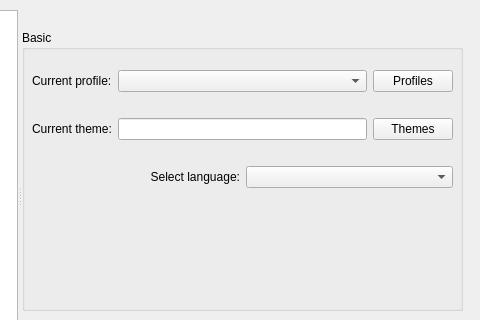
Old version of the form ui/options.ui in the repository gitter-badger/simplechatclient; both pictures show x 172 to 652 and y 0 to 320 of the 652 by 422 pixel window.
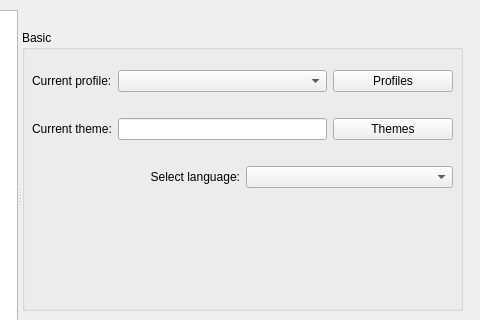
New version of the form. Icons and pictures are not drawn.

Commit message: another options dialog tweak

Diff of the .ui file:
```diff
--- a/ui/options.ui
+++ b/ui/options.ui
@@ -149,11 +149,11 @@
           </item>
           <item>
            <widget class="QPushButton" name="pushButton_profiles">
-            <property name="sizePolicy">
-             <sizepolicy hsizetype="Fixed" vsizetype="Fixed">
-              <horstretch>0</horstretch>
-              <verstretch>0</verstretch>
-             </sizepolicy>
+            <property name="minimumSize">
+             <size>
+              <width>120</width>
+              <height>0</height>
+             </size>
             </property>
             <property name="text">
              <string>Profiles</string>
@@ -189,11 +189,11 @@
             <property name="enabled">
              <bool>true</bool>
             </property>
-            <property name="sizePolicy">
-             <sizepolicy hsizetype="Fixed" vsizetype="Fixed">
-              <horstretch>0</horstretch>
-              <verstretch>0</verstretch>
-             </sizepolicy>
+            <property name="minimumSize">
+             <size>
+              <width>120</width>
+              <height>0</height>
+             </size>
             </property>
             <property name="text">
              <string>Themes</string>
```
Left out of the diff: 2 changed lines with no effect on the pictures. The commit also changes 1 other file.
